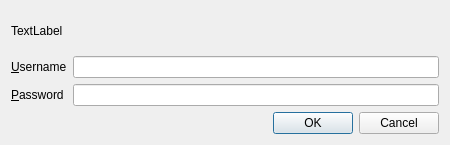
Qt form UI/biblioteq_passwordPrompt.ui (textbrowser/biblioteq) before a commit.
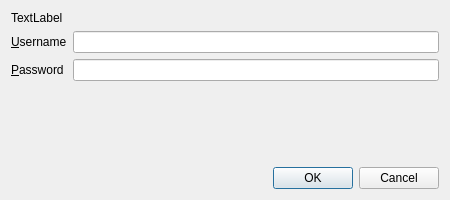
The same form after that commit. Icons and pictures are not drawn.

Patch:
```diff
--- a/UI/biblioteq_passwordPrompt.ui
+++ b/UI/biblioteq_passwordPrompt.ui
@@ -7,7 +7,7 @@
     <x>0</x>
     <y>0</y>
     <width>450</width>
-    <height>145</height>
+    <height>200</height>
    </rect>
   </property>
   <property name="windowTitle">
@@ -59,6 +59,19 @@
      </item>
     </layout>
    </item>
+   <item>
+    <spacer name="verticalSpacer">
+     <property name="orientation">
+      <enum>Qt::Vertical</enum>
+     </property>
+     <property name="sizeHint" stdset="0">
+      <size>
+       <width>20</width>
+       <height>40</height>
+      </size>
+     </property>
+    </spacer>
+   </item>
    <item>
     <widget class="QDialogButtonBox" name="buttonBox">
      <property name="standardButtons">
```
